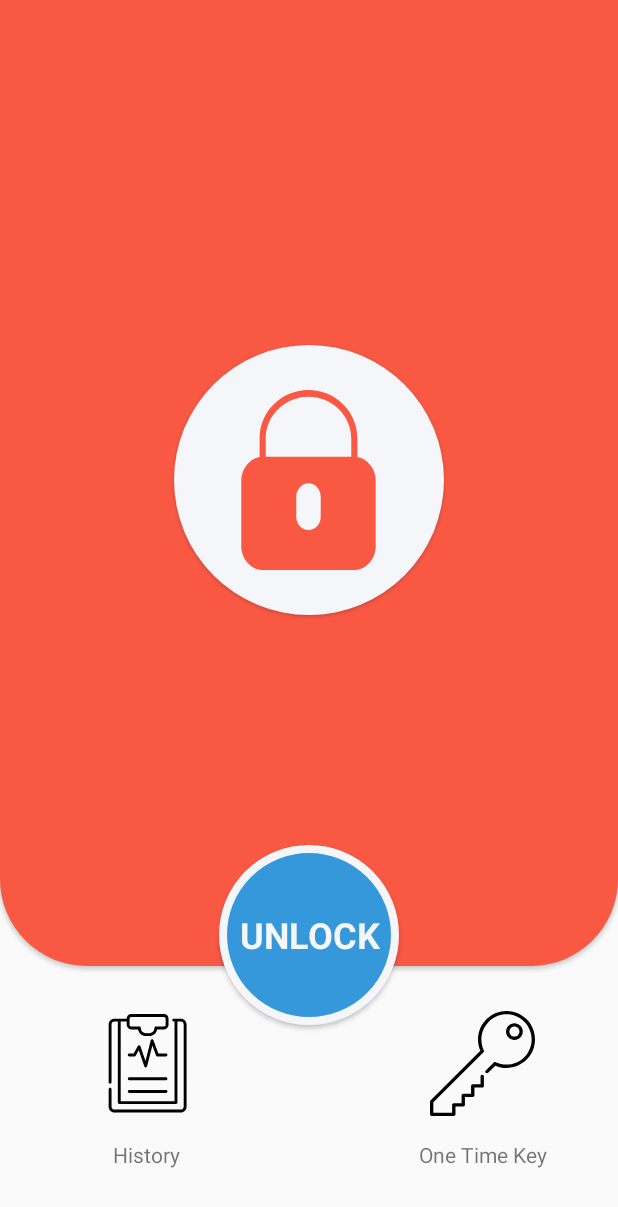
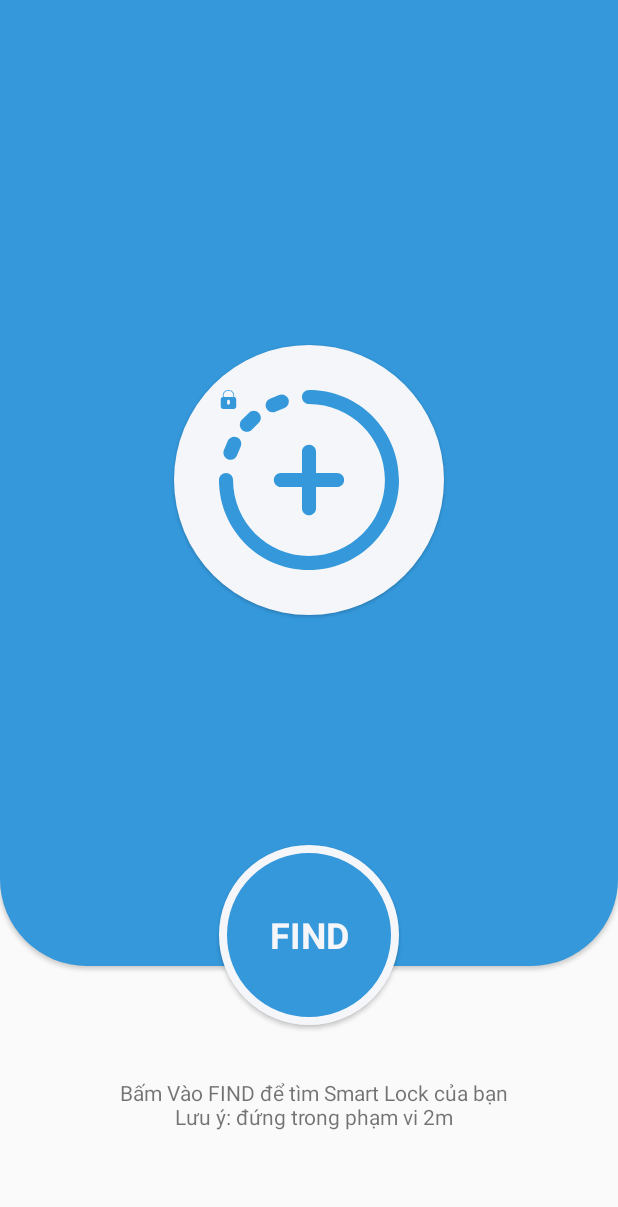
Before and after one commit to chaienoto/smartlock, an Android app: the screen it shows after launch (MainActivity), on a phone screen of 412 x 824 dp. Shown: the top 1207 px of the screen. Run offline under Robolectric (Android 15) with nearby library versions, the phone set to English and light mode, and no system bars.

Commit message:
add find_lock UI

```diff
--- a/mobile/app/src/main/java/com/lyoko/smartlock/MainActivity.java
+++ b/mobile/app/src/main/java/com/lyoko/smartlock/MainActivity.java
@@ -11,27 +11,29 @@ import android.view.View;
 import android.widget.Button;
 import android.widget.ImageView;
 import android.widget.RelativeLayout;
+import android.widget.TextView;
 import android.widget.Toast;
 
 public class MainActivity extends AppCompatActivity {
     ImageView img_find ;
     Button btn_door_lock,btn_lock_otp, btn_lock_history;
     RelativeLayout main_bg;
+    TextView tv_lh,tv_otp,tv_find_info;
     byte lock_found = 0;
     byte door_state = 1;
     int lock_color= Color.parseColor("#f95843");
     int unlock_color= Color.parseColor("#2ecc71");
+    int find_lock_color= Color.parseColor("#3498db");
 
 
     @Override
     protected void onCreate(Bundle savedInstanceState) {
         super.onCreate(savedInstanceState);
         setContentView(R.layout.activity_main);
-        main_bg = findViewById(R.id.main_bg);
-        img_find = findViewById(R.id.img_find);
-        btn_door_lock = findViewById(R.id.btn_door_lock);
-        btn_lock_otp = findViewById(R.id.btn_lock_otp);
-        btn_lock_history = findViewById(R.id.btn_lock_history);
+        UIRegister();
+
+
+
 
         btn_lock_otp.setOnClickListener(new View.OnClickListener() {
             @Override
@@ -39,10 +41,24 @@ public class MainActivity extends AppCompatActivity {
                 Toast.makeText(MainActivity.this, "Đang chuẩn bị", Toast.LENGTH_SHORT).show();
             }
         });
+        btn_door_lock.setOnClickListener(new View.OnClickListener() {
+            @Override
+            public void onClick(View v) {
+                if (lock_found == 0){
+                    if(find_lock()){
+                        lock_found = 1;
+                        inviHOTP(false);
+                        setToFixWRT();
+                    }
+                }
+            }
+        });
         btn_door_lock.setOnLongClickListener(new View.OnLongClickListener() {
             @Override
             public boolean onLongClick(View v) {
+                if (find_lock()){
                     setToFixWRT();
+                }
                 return true;
             }
         });
@@ -52,8 +68,30 @@ public class MainActivity extends AppCompatActivity {
 
     }
 
+    private void UIRegister() {
+        main_bg = findViewById(R.id.main_bg);
+        img_find = findViewById(R.id.img_find);
+        btn_door_lock = findViewById(R.id.btn_door_lock);
+        btn_lock_otp = findViewById(R.id.btn_lock_otp);
+        btn_lock_history = findViewById(R.id.btn_lock_history);
+        tv_lh = findViewById(R.id.tv_lh);
+        tv_otp = findViewById(R.id.tv_otp);
+        tv_find_info = findViewById(R.id.tv_find_info);
+    }
+
+    private boolean find_lock() {
+
+        return true;
+    }
     @SuppressLint("ResourceAsColor")
     private void setToFixWRT() {
+        if(lock_found == 0){
+            getWindow().setStatusBarColor(find_lock_color);
+            btn_door_lock.setText("FIND");
+            main_bg.setBackgroundResource(R.drawable.find_lock_background);
+            img_find.setBackgroundResource(R.drawable.ic_add_lock);
+            inviHOTP(true);
+        } else {
             if (door_state == 1){
                 door_state = 0;
                 getWindow().setStatusBarColor(lock_color);
@@ -68,4 +106,25 @@ public class MainActivity extends AppCompatActivity {
                 img_find.setBackgroundResource(R.drawable.ic_unlocked);
             }
         }
+
+
     }
+
+    private void inviHOTP(boolean a) {
+        if (a){
+            btn_lock_history.setVisibility(View.INVISIBLE);
+            btn_lock_otp.setVisibility(View.INVISIBLE);
+            tv_lh.setVisibility(View.INVISIBLE);
+            tv_otp.setVisibility(View.INVISIBLE);
+            tv_find_info.setVisibility(View.VISIBLE);
+        } else {
+            btn_lock_history.setVisibility(View.VISIBLE);
+            btn_lock_otp.setVisibility(View.VISIBLE);
+            tv_lh.setVisibility(View.VISIBLE);
+            tv_otp.setVisibility(View.VISIBLE);
+            tv_find_info.setVisibility(View.INVISIBLE);
+
+        }
+
+    }
+}
--- /dev/null
+++ b/mobile/app/src/main/res/drawable/find_lock_background.xml
@@ -0,0 +1,12 @@
+<?xml version="1.0" encoding="utf-8"?>
+<selector xmlns:android="http://schemas.android.com/apk/res/android">
+    <item>
+        <shape android:shape="rectangle">
+            <solid android:color="@color/colorBlue"></solid>
+            <corners
+                android:bottomRightRadius="58dp"
+                android:bottomLeftRadius="58dp">
+            </corners>
+        </shape>
+    </item>
+</selector>
--- a/mobile/app/src/main/res/drawable/ic_add_lock.xml
+++ b/mobile/app/src/main/res/drawable/ic_add_lock.xml
@@ -4,18 +4,22 @@
     android:viewportWidth="512"
     android:viewportHeight="512">
   <path
+      android:pathData="M43,20.113V14.5C43,6.505 35.822,0 27,0S11,6.505 11,14.5v5.613c-3.401,0.586 -6,3.55 -6,7.117v19.542C5,50.757 8.243,54 12.229,54h29.542C45.757,54 49,50.757 49,46.771V27.229C49,23.663 46.401,20.699 43,20.113zM13,14.5C13,7.607 19.28,2 27,2s14,5.607 14,12.5V20H13V14.5zM31,38c0,2.206 -1.794,4 -4,4s-4,-1.794 -4,-4v-6c0,-2.206 1.794,-4 4,-4s4,1.794 4,4V38z"
+      android:fillColor="@color/colorBlue"/>
+  <path
       android:pathData="M156,256c0,11.046 8.954,20 20,20h60v60c0,11.046 8.954,20 20,20s20,-8.954 20,-20v-60h60c11.046,0 20,-8.954 20,-20c0,-11.046 -8.954,-20 -20,-20h-60v-60c0,-11.046 -8.954,-20 -20,-20s-20,8.954 -20,20v60h-60C164.954,236 156,244.954 156,256z"
-      android:fillColor="#3498DB"/>
+      android:fillColor="@color/colorBlue"/>
   <path
       android:pathData="M160.406,61.8l25.869,-10.716c10.204,-4.228 15.051,-15.927 10.823,-26.132c-4.228,-10.205 -15.926,-15.054 -26.132,-10.823l-25.869,10.716c-10.204,4.228 -15.051,15.927 -10.823,26.132C138.488,61.148 150.168,66.038 160.406,61.8z"
-      android:fillColor="#3498DB"/>
+      android:fillColor="@color/colorBlue"/>
   <path
       android:pathData="M256,0c-11.046,0 -20,8.954 -20,20s8.954,20 20,20c119.378,0 216,96.608 216,216c0,119.378 -96.608,216 -216,216c-119.378,0 -216,-96.608 -216,-216c0,-11.046 -8.954,-20 -20,-20s-20,8.954 -20,20c0,141.483 114.497,256 256,256c141.483,0 256,-114.497 256,-256C512,114.517 397.503,0 256,0z"
-      android:fillColor="#3498DB"/>
+      android:fillColor="@color/colorBlue"/>
   <path
       android:pathData="M93.366,113.165l19.799,-19.799c7.811,-7.811 7.811,-20.475 0,-28.285c-7.811,-7.81 -20.475,-7.811 -28.285,0L65.081,84.88c-7.811,7.811 -7.811,20.475 0,28.285C72.89,120.974 85.555,120.976 93.366,113.165z"
-      android:fillColor="#3498DB"/>
+      android:fillColor="@color/colorBlue"/>
   <path
       android:pathData="M24.952,197.099c10.227,4.236 21.914,-0.642 26.132,-10.823l10.716,-25.87c4.228,-10.205 -0.619,-21.904 -10.823,-26.132c-10.207,-4.227 -21.904,0.619 -26.132,10.823l-10.716,25.869C9.901,181.172 14.748,192.871 24.952,197.099z"
-      android:fillColor="#3498DB"/>
+      android:fillColor="@color/colorBlue"/>
+
 </vector>
--- a/mobile/app/src/main/res/drawable/ic_locked.xml
+++ b/mobile/app/src/main/res/drawable/ic_locked.xml
@@ -6,4 +6,5 @@
   <path
       android:pathData="M43,20.113V14.5C43,6.505 35.822,0 27,0S11,6.505 11,14.5v5.613c-3.401,0.586 -6,3.55 -6,7.117v19.542C5,50.757 8.243,54 12.229,54h29.542C45.757,54 49,50.757 49,46.771V27.229C49,23.663 46.401,20.699 43,20.113zM13,14.5C13,7.607 19.28,2 27,2s14,5.607 14,12.5V20H13V14.5zM31,38c0,2.206 -1.794,4 -4,4s-4,-1.794 -4,-4v-6c0,-2.206 1.794,-4 4,-4s4,1.794 4,4V38z"
       android:fillColor="@color/colorLocked"/>
+
 </vector>
--- a/mobile/app/src/main/res/layout/activity_main.xml
+++ b/mobile/app/src/main/res/layout/activity_main.xml
@@ -33,7 +33,7 @@
 
             <ImageView
                 android:id="@+id/img_find"
-                android:layout_width="110dp"
+                android:layout_width="120dp"
                 android:layout_height="120dp"
                 app:layout_constraintEnd_toEndOf="parent"
                 app:layout_constraintStart_toStartOf="parent"
@@ -87,7 +87,7 @@
         app:layout_constraintVertical_bias="0.894"></Button>
 
     <TextView
-        android:id="@+id/textView"
+        android:id="@+id/tv_lh"
         android:layout_width="94dp"
         android:layout_height="52dp"
         android:gravity="center"
@@ -101,7 +101,7 @@
     </TextView>
 
     <TextView
-        android:id="@+id/textView2"
+        android:id="@+id/tv_otp"
         android:layout_width="64dp"
         android:layout_height="52dp"
         android:gravity="center"
@@ -115,5 +115,20 @@
 
     </TextView>
 
+    <TextView
+        android:id="@+id/tv_find_info"
+        android:layout_width="269dp"
+        android:layout_height="50dp"
+        android:layout_marginTop="28dp"
+        android:gravity="center"
+        android:visibility="invisible"
+        android:text="Bấm Vào FIND để tìm Smart Lock của bạn\n Lưu ý: đứng trong phạm vi 2m "
+        app:layout_constraintEnd_toEndOf="@+id/btn_door_lock"
+        app:layout_constraintHorizontal_bias="0.482"
+        app:layout_constraintStart_toStartOf="@+id/btn_door_lock"
+        app:layout_constraintTop_toBottomOf="@+id/btn_door_lock">
+
+    </TextView>
+
 
 </androidx.constraintlayout.widget.ConstraintLayout>
```
Lines whose indentation alone changed are shown as unchanged.
